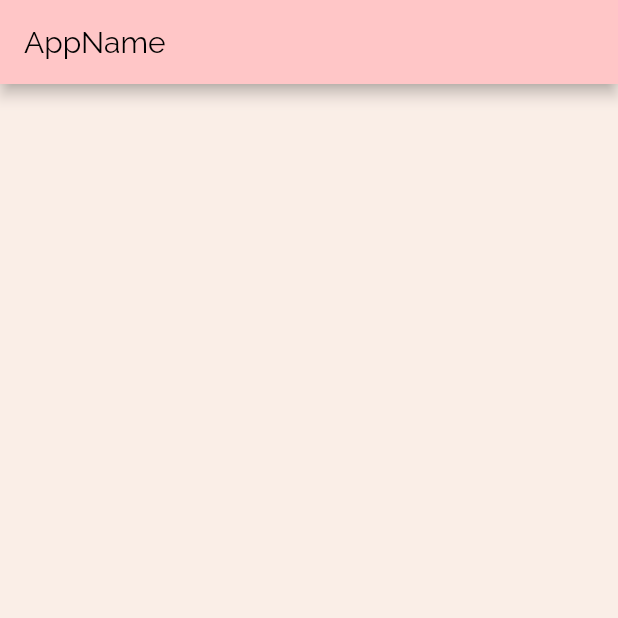
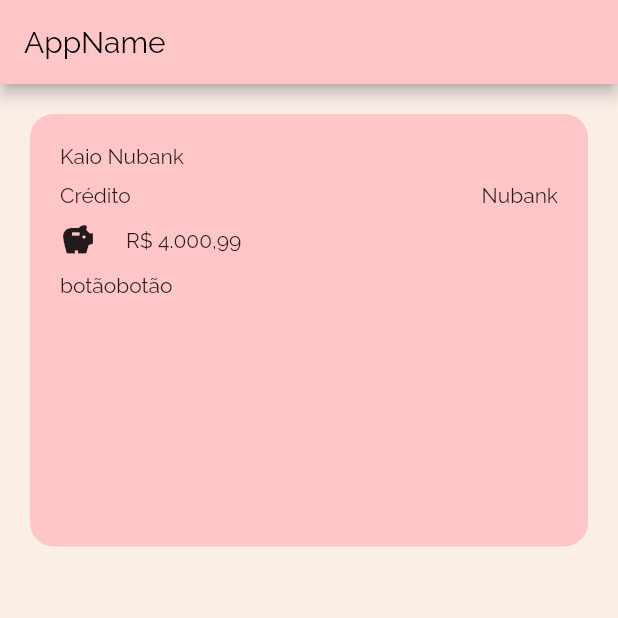
Before and after one commit to proz-tecnologia/PIT01GP06, a Flutter app: the screen it shows after launch, on a phone screen of 412 x 824 dp, the top half of it. Run offline on Flutter 3.47's test engine with Material 2 defaults, Android fonts, the phone set to English and light mode, and no system bars.

Commit message:
comit inicial

```diff
--- a/lib/pages/home/home_screen.dart
+++ b/lib/pages/home/home_screen.dart
@@ -1,4 +1,6 @@
 import 'package:flutter/material.dart';
+
+import 'widgets/wallet.dart';
 
 class HomeScreen extends StatelessWidget {
   const HomeScreen({Key? key}) : super(key: key);
@@ -10,9 +12,13 @@ class HomeScreen extends StatelessWidget {
       appBar: AppBar(
         title: const Text('AppName'),
       ),
-      body: Container(
+      body: SizedBox(
         width: MediaQuery.of(context).size.width,
-        child: Column(),
+        child: Column(
+          children: const [
+            Wallet(),
+          ],
+        ),
       ),
     ));
   }
--- /dev/null
+++ b/lib/pages/home/widgets/wallet.dart
@@ -0,0 +1,67 @@
+import 'package:flutter/material.dart';
+import 'package:flutter/src/widgets/container.dart';
+import 'package:flutter/src/widgets/framework.dart';
+import 'package:projeto_final_flutter/theme/global/colors.dart';
+
+class Wallet extends StatefulWidget {
+  const Wallet({super.key});
+
+  @override
+  State<Wallet> createState() => _WalletState();
+}
+
+class _WalletState extends State<Wallet> {
+  @override
+  Widget build(BuildContext context) {
+    final size = MediaQuery.of(context).size;
+    return Padding(
+      padding: const EdgeInsets.all(20),
+      child: Container(
+        height: size.height * .35,
+        width: size.height * .82,
+        decoration: const BoxDecoration(
+          borderRadius: BorderRadius.all(Radius.circular(16)),
+          color: MyColor.ltPrimaryColor,
+        ),
+        child: Padding(
+          padding: const EdgeInsets.all(20),
+          child:
+              Column(crossAxisAlignment: CrossAxisAlignment.start, children: [
+            Text('Kaio Nubank'),
+            SizedBox(
+              height: 10,
+            ),
+            Row(
+              mainAxisAlignment: MainAxisAlignment.spaceBetween,
+              children: [
+                Text('Crédito'),
+                Text('Nubank'),
+              ],
+            ),
+            SizedBox(
+              height: 10,
+            ),
+            Row(
+              children: [
+                Icon(Icons.savings),
+                SizedBox(
+                  width: 20,
+                ),
+                Text('R\$ 4.000,99'),
+              ],
+            ),
+            SizedBox(
+              height: 10,
+            ),
+            Row(
+              children: [
+                Text('botão'),
+                Text('botão'),
+              ],
+            ),
+          ]),
+        ),
+      ),
+    );
+  }
+}
```
